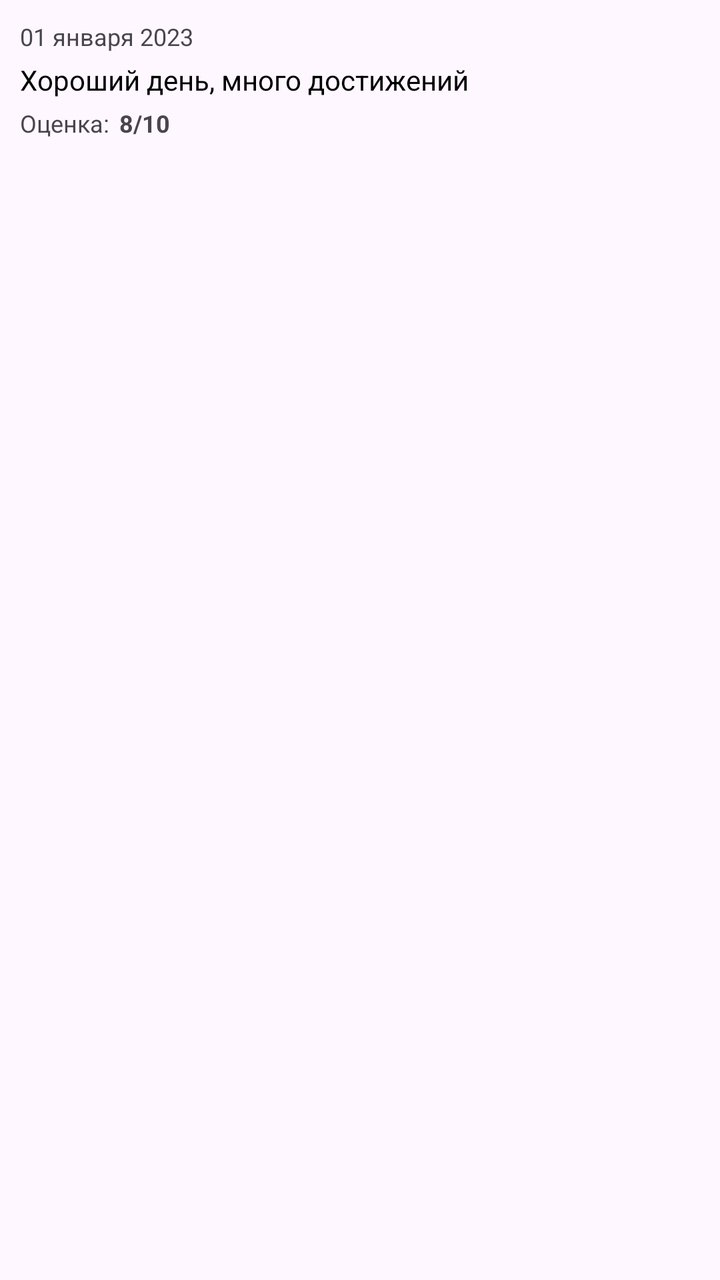
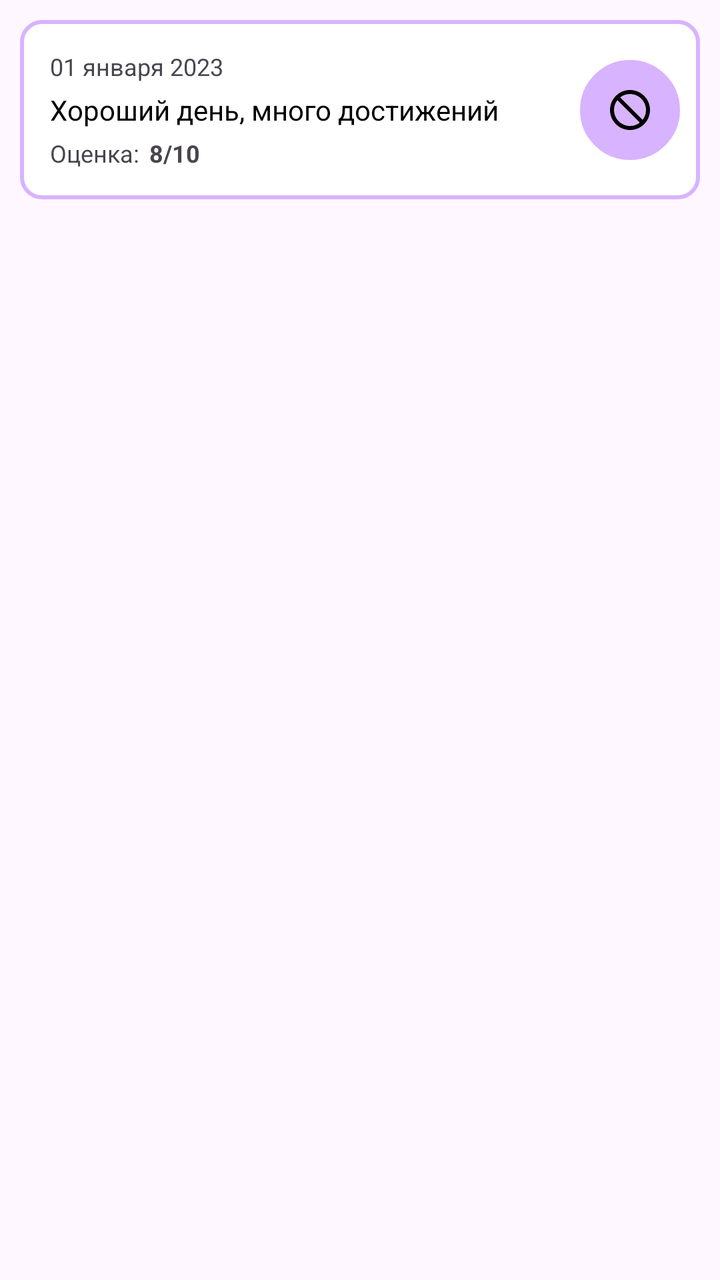

Compare the two renders of this Android layout. The source of the first and the diff that turns it into the second are given below.
<!-- AndroidManifest.xml: application theme Theme.AndroidNetworkMoodDiary -->
<!-- res/layout/activity_item.xml -->
<?xml version="1.0" encoding="utf-8"?>
<LinearLayout xmlns:android="http://schemas.android.com/apk/res/android"
    android:layout_width="match_parent"
    android:layout_height="wrap_content"
    android:padding="10dp"
    android:orientation="vertical">
    <TextView
        android:id="@+id/textDate"
        android:layout_width="wrap_content"
        android:layout_height="wrap_content"
        android:text="01 января 2023"
        android:textSize="12sp"
        android:layout_marginBottom="4dp" />
    <TextView
        android:id="@+id/textComment"
        android:layout_width="match_parent"
        android:layout_height="wrap_content"
        android:text="Хороший день, много достижений"
        android:textSize="14sp"
        android:textColor="@color/black"
        android:maxLines="3"
        android:ellipsize="end"
        android:layout_marginBottom="4dp" />
    <LinearLayout
        android:layout_width="wrap_content"
        android:layout_height="wrap_content"
        android:orientation="horizontal"
        android:gravity="center_vertical">

        <TextView
            android:layout_width="wrap_content"
            android:layout_height="wrap_content"
            android:text="Оценка:"
            android:textSize="12sp"
            android:layout_marginEnd="5dp" />

        <TextView
            android:id="@+id/textMoodRating"
            android:layout_width="wrap_content"
            android:layout_height="wrap_content"
            android:text="8/10"
            android:textSize="12sp"
            android:textStyle="bold" />

    </LinearLayout>

</LinearLayout>
<!-- resources referenced by this layout -->
<resources>
  <color name="black">#FF000000</color>
  <style name="Theme.AndroidNetworkMoodDiary" parent="Base.Theme.AndroidNetworkMoodDiary" />
  <style name="Base.Theme.AndroidNetworkMoodDiary" parent="Theme.Material3.DayNight.NoActionBar">
          
          
      </style>
</resources>

<!-- the commit's change to res/layout/activity_item.xml (unified diff, before → after) -->
@@ -1,47 +1,71 @@
 <?xml version="1.0" encoding="utf-8"?>
-<LinearLayout xmlns:android="http://schemas.android.com/apk/res/android"
+<androidx.constraintlayout.widget.ConstraintLayout xmlns:android="http://schemas.android.com/apk/res/android"
+    xmlns:tools="http://schemas.android.com/tools"
     android:layout_width="match_parent"
     android:layout_height="wrap_content"
+    xmlns:app="http://schemas.android.com/apk/res-auto"
     android:padding="10dp"
-    android:orientation="vertical">
-    <TextView
-        android:id="@+id/textDate"
-        android:layout_width="wrap_content"
-        android:layout_height="wrap_content"
-        android:text="01 января 2023"
-        android:textSize="12sp"
-        android:layout_marginBottom="4dp" />
-    <TextView
-        android:id="@+id/textComment"
+    android:orientation="horizontal">
+    <LinearLayout
         android:layout_width="match_parent"
         android:layout_height="wrap_content"
-        android:text="Хороший день, много достижений"
-        android:textSize="14sp"
-        android:textColor="@color/black"
-        android:maxLines="3"
-        android:ellipsize="end"
-        android:layout_marginBottom="4dp" />
-    <LinearLayout
-        android:layout_width="wrap_content"
-        android:layout_height="wrap_content"
-        android:orientation="horizontal"
-        android:gravity="center_vertical">
-
+        android:orientation="vertical"
+        android:id="@+id/layout"
+        android:padding="15dp"
+        android:background="@drawable/entry_background"
+        app:layout_constraintLeft_toLeftOf="parent"
+        app:layout_constraintRight_toRightOf="parent"
+        tools:ignore="MissingConstraints">
         <TextView
+            android:id="@+id/textDate"
             android:layout_width="wrap_content"
             android:layout_height="wrap_content"
-            android:text="Оценка:"
+            android:text="01 января 2023"
             android:textSize="12sp"
-            android:layout_marginEnd="5dp" />
-
+            android:layout_marginBottom="4dp" />
         <TextView
-            android:id="@+id/textMoodRating"
+            android:id="@+id/textComment"
+            android:layout_width="match_parent"
+            android:layout_height="wrap_content"
+            android:text="Хороший день, много достижений"
+            android:textSize="14sp"
+            android:textColor="@color/black"
+            android:maxLines="3"
+            android:ellipsize="end"
+            android:layout_marginBottom="4dp" />
+        <LinearLayout
             android:layout_width="wrap_content"
             android:layout_height="wrap_content"
-            android:text="8/10"
-            android:textSize="12sp"
-            android:textStyle="bold" />
+            android:orientation="horizontal"
+            android:gravity="center_vertical">
 
+            <TextView
+                android:layout_width="wrap_content"
+                android:layout_height="wrap_content"
+                android:text="Оценка:"
+                android:textSize="12sp"
+                android:layout_marginEnd="5dp" />
+
+            <TextView
+                android:id="@+id/textMoodRating"
+                android:layout_width="wrap_content"
+                android:layout_height="wrap_content"
+                android:text="8/10"
+                android:textSize="12sp"
+                android:textStyle="bold" />
+
+        </LinearLayout>
     </LinearLayout>
+    <ImageButton
+        android:id="@+id/btnDelete"
+        android:layout_width="50dp"
+        android:layout_height="50dp"
+        android:background="@drawable/delete_button_background"
+        android:layout_marginRight="10dp"
+        app:layout_constraintRight_toRightOf="parent"
+        app:layout_constraintTop_toTopOf="@+id/layout"
+        app:layout_constraintBottom_toBottomOf="@+id/layout"
+        android:src="@drawable/delete_button"
+        android:visibility="visible" />
 
-</LinearLayout>
+</androidx.constraintlayout.widget.ConstraintLayout>
<!-- resource entries referenced after the edit -->
@@ -1,7 +1,37 @@
 <!-- resources referenced by this layout -->
 <resources>
   <color name="black">#FF000000</color>
+  <!-- drawable delete_button (drawable) -->
+  <vector xmlns:android="http://schemas.android.com/apk/res/android" android:height="24dp" android:tint="#000000" android:viewportHeight="24" android:viewportWidth="24" android:width="24dp">
+        
+      <path android:fillColor="@android:color/white" android:pathData="M22,12c0,-5.5 -4.5,-10 -10,-10S2,6.5 2,12s4.5,10 10,10S22,17.5 22,12zM5.7,7.1l11.2,11.2c-1.3,1.1 -3,1.7 -4.9,1.7c-4.4,0 -8,-3.6 -8,-8C4,10.1 4.6,8.4 5.7,7.1zM20,12c0,1.9 -0.6,3.6 -1.7,4.9L7.1,5.7C8.4,4.6 10.1,4 12,4C16.4,4 20,7.6 20,12z"/>
+      
+  </vector>
+  <!-- drawable delete_button_background (drawable) -->
+  <?xml version="1.0" encoding="utf-8"?>
+  <selector xmlns:android="http://schemas.android.com/apk/res/android">
+      <item>
+          <shape android:shape="rectangle">
+              <solid android:color="@color/purple" />
+              <stroke android:width="2dp" android:color="@color/purple"/>
+              <corners android:radius="30dp"/>
+          </shape>
+      </item>
+  </selector>
+  <!-- drawable entry_background (drawable) -->
+  <?xml version="1.0" encoding="utf-8"?>
+  <selector xmlns:android="http://schemas.android.com/apk/res/android">
+      <item>
+          <shape android:shape="rectangle">
+              <solid android:color="@color/white" />
+              <stroke android:width="2dp" android:color="@color/purple"/>
+              <corners android:radius="10dp"/>
+          </shape>
+      </item>
+  </selector>
   <style name="Theme.AndroidNetworkMoodDiary" parent="Base.Theme.AndroidNetworkMoodDiary" />
+  <color name="purple">#D8B3FF</color>
+  <color name="white">#FFFFFFFF</color>
   <style name="Base.Theme.AndroidNetworkMoodDiary" parent="Theme.Material3.DayNight.NoActionBar">
           
           
